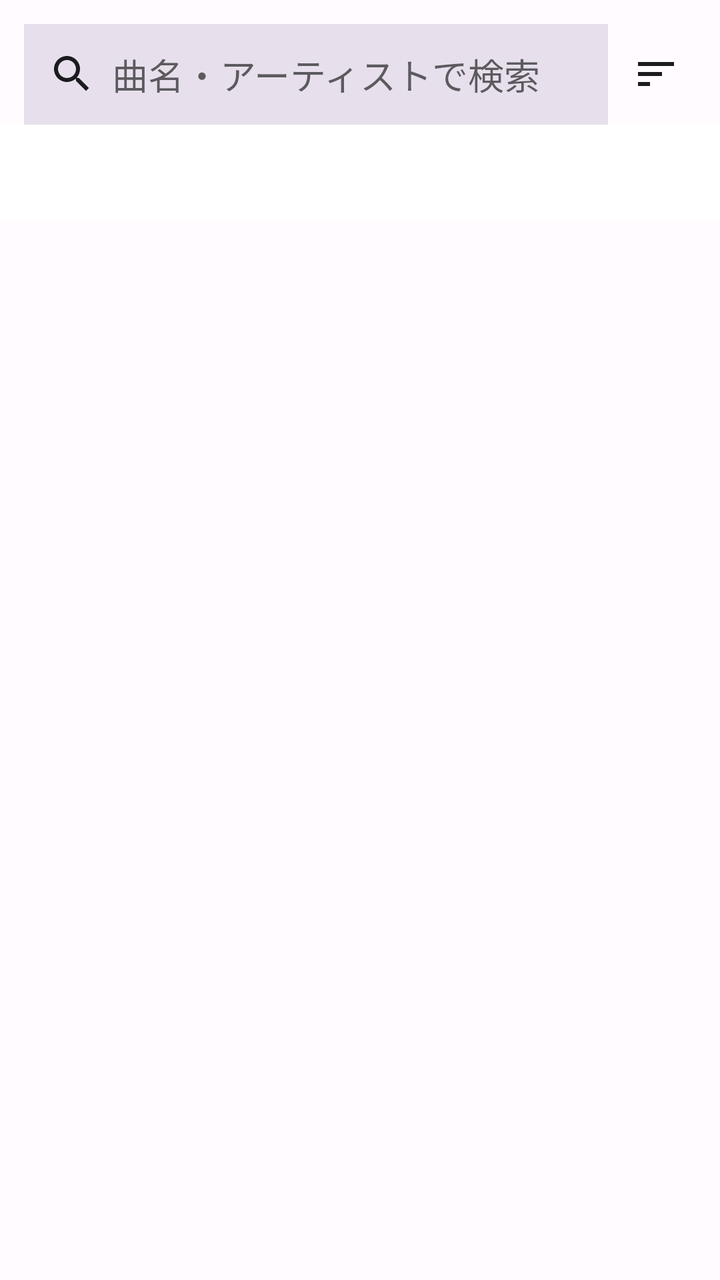
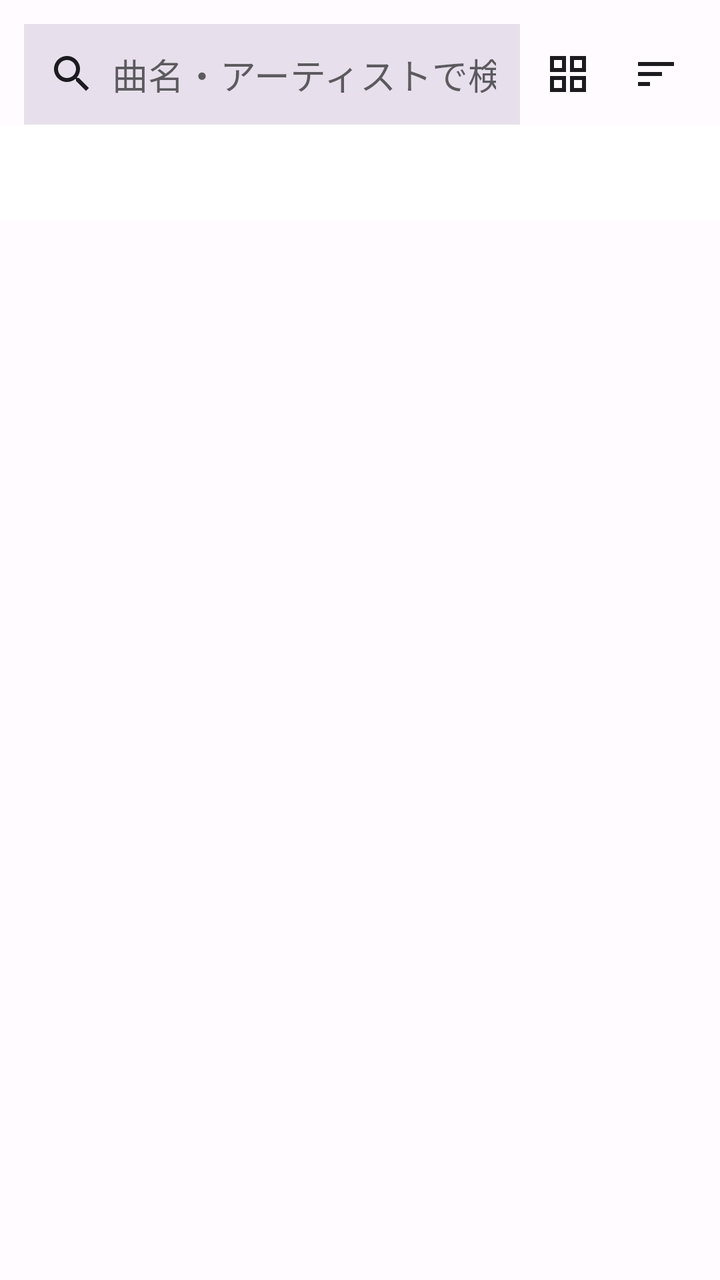

An Android layout rendered at two revisions. The XML below is the earlier revision; the diff shows what the commit changed to produce the second picture.
<!-- AndroidManifest.xml: application theme Theme.Mp3Player -->
<!-- res/layout/fragment_library.xml -->
<?xml version="1.0" encoding="utf-8"?>
<LinearLayout xmlns:android="http://schemas.android.com/apk/res/android"
    xmlns:app="http://schemas.android.com/apk/res-auto"
    android:layout_width="match_parent"
    android:layout_height="match_parent"
    android:orientation="vertical"
    android:background="@color/background">

    <LinearLayout
        android:layout_width="match_parent"
        android:layout_height="wrap_content"
        android:orientation="horizontal"
        android:gravity="center_vertical"
        android:paddingStart="12dp"
        android:paddingEnd="12dp"
        android:paddingTop="12dp">

        <EditText
            android:id="@+id/edit_search"
            android:layout_width="0dp"
            android:layout_height="wrap_content"
            android:layout_weight="1"
            android:padding="12dp"
            android:background="@color/surface_variant"
            android:hint="@string/search_hint"
            android:drawableStart="@drawable/ic_search"
            android:drawablePadding="8dp"
            android:inputType="text"
            android:maxLines="1"
            android:imeOptions="actionSearch" />

        <ImageButton
            android:id="@+id/button_sort"
            android:layout_width="40dp"
            android:layout_height="40dp"
            android:layout_marginStart="4dp"
            android:src="@drawable/ic_sort"
            android:background="?attr/selectableItemBackgroundBorderless"
            android:contentDescription="@string/action_sort" />
    </LinearLayout>

    <com.google.android.material.tabs.TabLayout
        android:id="@+id/tab_layout"
        android:layout_width="match_parent"
        android:layout_height="wrap_content"
        app:tabMode="fixed" />

    <androidx.viewpager2.widget.ViewPager2
        android:id="@+id/view_pager"
        android:layout_width="match_parent"
        android:layout_height="0dp"
        android:layout_weight="1" />

</LinearLayout>
<!-- resources referenced by this layout -->
<resources>
  <color name="background">#FFFBFE</color>
  <color name="surface_variant">#E7E0EC</color>
  <!-- drawable ic_search (drawable) -->
  <vector xmlns:android="http://schemas.android.com/apk/res/android"
      android:width="24dp"
      android:height="24dp"
      android:viewportWidth="24"
      android:viewportHeight="24"
      android:tint="?attr/colorOnSurface">
      <path
          android:fillColor="@android:color/white"
          android:pathData="M15.5,14h-0.79l-0.28,-0.27C15.41,12.59 16,11.11 16,9.5 16,5.91 13.09,3 9.5,3S3,5.91 3,9.5 5.91,16 9.5,16c1.61,0 3.09,-0.59 4.23,-1.57l0.27,0.28v0.79l5,4.99L20.49,19l-4.99,-5zM9.5,14C7.01,14 5,11.99 5,9.5S7.01,5 9.5,5 14,7.01 14,9.5 11.99,14 9.5,14z" />
  </vector>
  <!-- drawable ic_sort (drawable) -->
  <vector xmlns:android="http://schemas.android.com/apk/res/android"
      android:width="24dp"
      android:height="24dp"
      android:viewportWidth="24"
      android:viewportHeight="24"
      android:tint="?attr/colorOnSurface">
      <path
          android:fillColor="@android:color/white"
          android:pathData="M3,18h6v-2H3v2zM3,6v2h18V6H3zM3,13h12v-2H3v2z" />
  </vector>
  <string name="action_sort">並び替え</string>
  <string name="search_hint">曲名・アーティストで検索</string>
  <style name="Theme.Mp3Player" parent="Theme.MaterialComponents.DayNight.NoActionBar">
          <item name="colorPrimary">@color/primary</item>
          <item name="colorPrimaryDark">@color/primary_dark</item>
          <item name="colorOnPrimary">@color/on_primary</item>
          <item name="colorSurface">@color/surface</item>
          <item name="android:colorBackground">@color/background</item>
          <item name="colorOnSurface">@color/on_surface</item>
      </style>
  <color name="primary">#6750A4</color>
  <color name="primary_dark">#4F378B</color>
  <color name="on_primary">#FFFFFF</color>
  <color name="surface">#FFFFFF</color>
  <color name="on_surface">#1C1B1F</color>
</resources>

<!-- the commit's change to res/layout/fragment_library.xml (unified diff, before → after) -->
@@ -30,6 +30,15 @@
             android:imeOptions="actionSearch" />
 
         <ImageButton
+            android:id="@+id/button_view_mode"
+            android:layout_width="40dp"
+            android:layout_height="40dp"
+            android:layout_marginStart="4dp"
+            android:src="@drawable/ic_grid_view"
+            android:background="?attr/selectableItemBackgroundBorderless"
+            android:contentDescription="@string/action_view_mode_grid" />
+
+        <ImageButton
             android:id="@+id/button_sort"
             android:layout_width="40dp"
             android:layout_height="40dp"
<!-- resource entries referenced after the edit -->
@@ -2,6 +2,17 @@
 <resources>
   <color name="background">#FFFBFE</color>
   <color name="surface_variant">#E7E0EC</color>
+  <!-- drawable ic_grid_view (drawable) -->
+  <vector xmlns:android="http://schemas.android.com/apk/res/android"
+      android:width="24dp"
+      android:height="24dp"
+      android:viewportWidth="24"
+      android:viewportHeight="24"
+      android:tint="?attr/colorOnSurface">
+      <path
+          android:fillColor="@android:color/white"
+          android:pathData="M3,3v8h8V3H3zM9,9H5V5h4V9zM3,13v8h8v-8H3zM9,19H5v-4h4V19zM13,3v8h8V3H13zM19,9h-4V5h4V9zM13,13v8h8v-8H13zM19,19h-4v-4h4V19z" />
+  </vector>
   <!-- drawable ic_search (drawable) -->
   <vector xmlns:android="http://schemas.android.com/apk/res/android"
       android:width="24dp"
@@ -25,6 +36,7 @@
           android:pathData="M3,18h6v-2H3v2zM3,6v2h18V6H3zM3,13h12v-2H3v2z" />
   </vector>
   <string name="action_sort">並び替え</string>
+  <string name="action_view_mode_grid">アイコン表示に切り替え</string>
   <string name="search_hint">曲名・アーティストで検索</string>
   <style name="Theme.Mp3Player" parent="Theme.MaterialComponents.DayNight.NoActionBar">
           <item name="colorPrimary">@color/primary</item>
